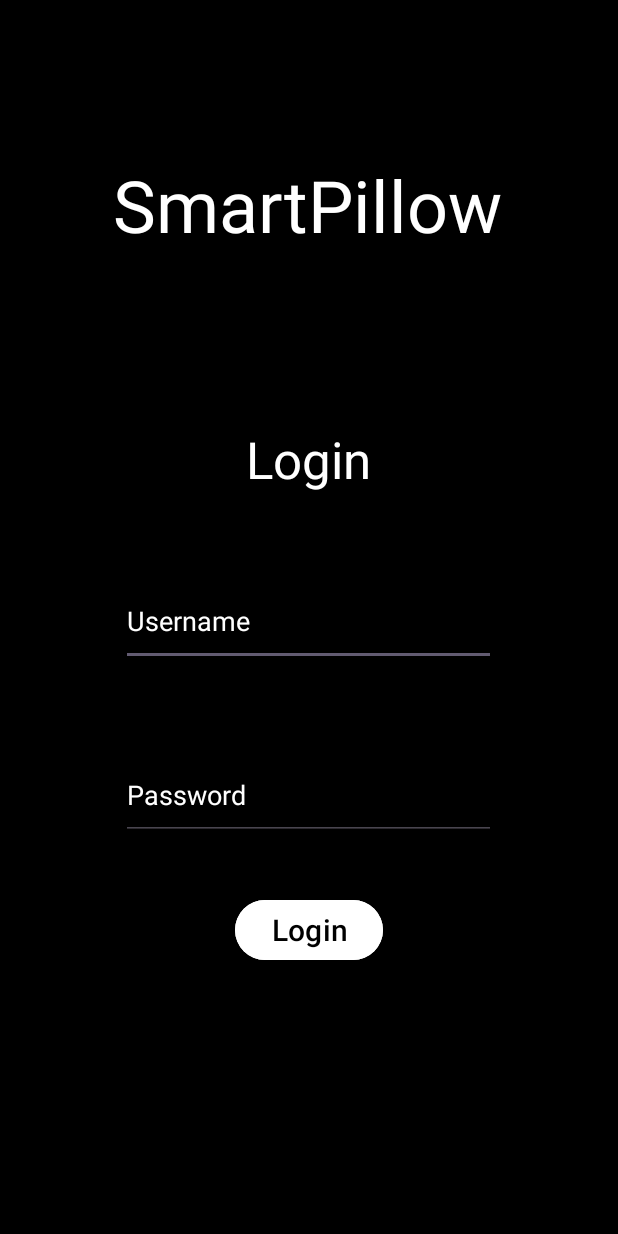
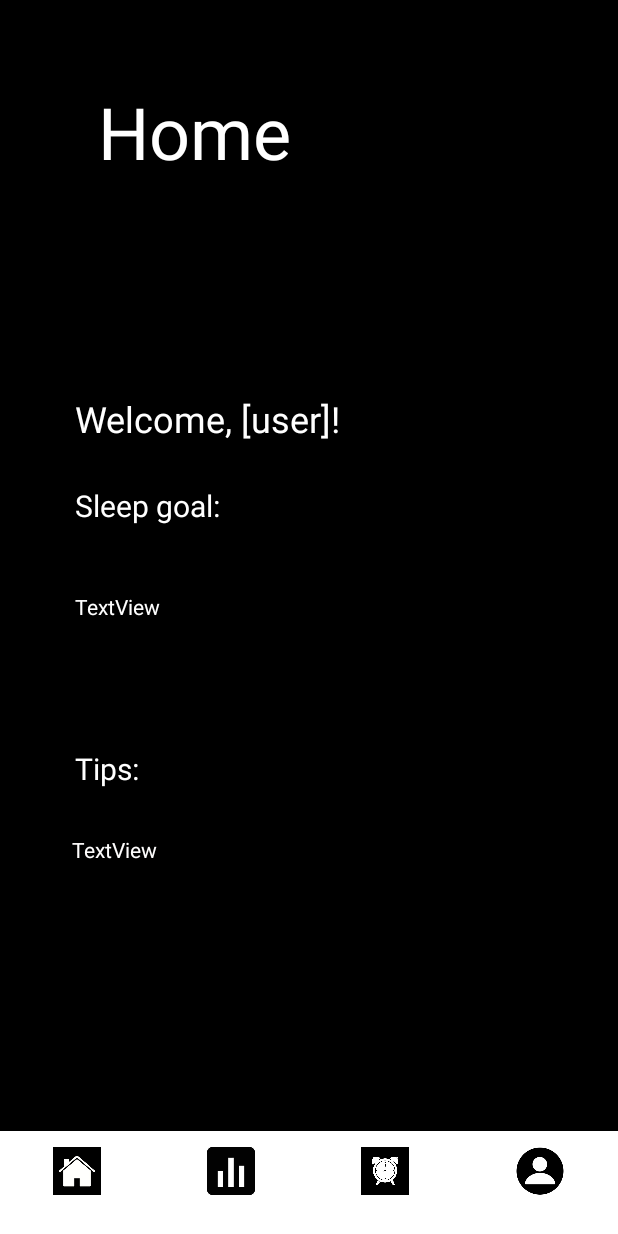
Before and after one commit to AiaA07/SmartPillowProject, an Android app: the screen it shows after launch (LoginPage before the commit, HomePage after it), on a phone screen of 412 x 824 dp. Run offline under Robolectric (Android 15) with nearby library versions, the phone set to English and light mode, and no system bars.

Commit message:
Created Home Page UI

```diff
--- a/app/src/main/AndroidManifest.xml
+++ b/app/src/main/AndroidManifest.xml
@@ -13,6 +13,15 @@
         android:theme="@style/Theme.SmartPillow"
         tools:targetApi="31">
         <activity
+            android:name=".HomePage"
+            android:exported="true">
+            <intent-filter>
+                <action android:name="android.intent.action.MAIN" />
+
+                <category android:name="android.intent.category.LAUNCHER" />
+            </intent-filter>
+        </activity>
+        <activity
             android:name=".LoginPage"
             android:exported="true">
             <intent-filter>
--- /dev/null
+++ b/app/src/main/java/com/example/smartpillow/HomePage.java
@@ -0,0 +1,24 @@
+package com.example.smartpillow;
+
+import android.os.Bundle;
+
+import androidx.activity.EdgeToEdge;
+import androidx.appcompat.app.AppCompatActivity;
+import androidx.core.graphics.Insets;
+import androidx.core.view.ViewCompat;
+import androidx.core.view.WindowInsetsCompat;
+
+public class HomePage extends AppCompatActivity {
+
+    @Override
+    protected void onCreate(Bundle savedInstanceState) {
+        super.onCreate(savedInstanceState);
+        EdgeToEdge.enable(this);
+        setContentView(R.layout.home_page);
+        ViewCompat.setOnApplyWindowInsetsListener(findViewById(R.id.main), (v, insets) -> {
+            Insets systemBars = insets.getInsets(WindowInsetsCompat.Type.systemBars());
+            v.setPadding(systemBars.left, systemBars.top, systemBars.right, systemBars.bottom);
+            return insets;
+        });
+    }
+}
--- /dev/null
+++ b/app/src/main/res/layout/home_page.xml
@@ -0,0 +1,207 @@
+<?xml version="1.0" encoding="utf-8"?>
+<androidx.constraintlayout.widget.ConstraintLayout xmlns:android="http://schemas.android.com/apk/res/android"
+    xmlns:app="http://schemas.android.com/apk/res-auto"
+    xmlns:tools="http://schemas.android.com/tools"
+    android:id="@+id/main"
+    android:layout_width="match_parent"
+    android:layout_height="match_parent"
+    tools:context=".HomePage"
+    android:background="@android:color/black">
+
+    <TextView
+        android:id="@+id/HomeText"
+        android:layout_width="wrap_content"
+        android:layout_height="wrap_content"
+        android:layout_marginTop="48dp"
+        android:text="Home"
+        android:textColor="#FFFFFF"
+        android:textSize="48sp"
+        app:layout_constraintBottom_toTopOf="@+id/WelcomeText"
+        app:layout_constraintEnd_toEndOf="parent"
+        app:layout_constraintHorizontal_bias="0.231"
+        app:layout_constraintStart_toStartOf="parent"
+        app:layout_constraintTop_toTopOf="parent"
+        app:layout_constraintVertical_bias="0.051" />
+
+    <TextView
+        android:id="@+id/WelcomeText"
+        android:layout_width="wrap_content"
+        android:layout_height="wrap_content"
+        android:layout_marginBottom="28dp"
+        android:text="Welcome, [user]!"
+        android:textColor="#FFFFFF"
+        android:textSize="24sp"
+        app:layout_constraintBottom_toTopOf="@+id/SleepGoalText"
+        app:layout_constraintEnd_toEndOf="parent"
+        app:layout_constraintHorizontal_bias="0.212"
+        app:layout_constraintStart_toStartOf="parent" />
+
+    <TextView
+        android:id="@+id/SleepGoalText"
+        android:layout_width="wrap_content"
+        android:layout_height="wrap_content"
+        android:layout_marginBottom="44dp"
+        android:text="Sleep goal:"
+        android:textColor="#FFFFFF"
+        android:textSize="20sp"
+        app:layout_constraintBottom_toTopOf="@+id/GoalTextView"
+        app:layout_constraintEnd_toEndOf="parent"
+        app:layout_constraintHorizontal_bias="0.159"
+        app:layout_constraintStart_toStartOf="parent" />
+
+    <TextView
+        android:id="@+id/TipsText"
+        android:layout_width="54dp"
+        android:layout_height="34dp"
+        android:layout_marginBottom="24dp"
+        android:text="Tips:"
+        android:textColor="#FFFFFF"
+        android:textSize="20sp"
+        app:layout_constraintBottom_toTopOf="@+id/TipsTextView"
+        app:layout_constraintEnd_toEndOf="parent"
+        app:layout_constraintHorizontal_bias="0.14"
+        app:layout_constraintStart_toStartOf="parent" />
+
+    <TextView
+        android:id="@+id/GoalTextView"
+        android:layout_width="265dp"
+        android:layout_height="68dp"
+        android:layout_marginBottom="36dp"
+        android:text="TextView"
+        android:textColor="#FFFFFF"
+        app:layout_constraintBottom_toTopOf="@+id/TipsText"
+        app:layout_constraintEnd_toEndOf="parent"
+        app:layout_constraintHorizontal_bias="0.342"
+        app:layout_constraintStart_toStartOf="parent" />
+
+    <!-- Bottom Navigation -->
+    <TextView
+        android:id="@+id/TipsTextView"
+        android:layout_width="267dp"
+        android:layout_height="81dp"
+        android:layout_marginBottom="116dp"
+        android:text="TextView"
+        android:textColor="#FFFEFE"
+        app:layout_constraintBottom_toTopOf="@+id/linearLayout"
+        app:layout_constraintEnd_toEndOf="parent"
+        app:layout_constraintHorizontal_bias="0.333"
+        app:layout_constraintStart_toStartOf="parent" />
+
+    <LinearLayout
+        android:id="@+id/linearLayout"
+        android:layout_width="match_parent"
+        android:layout_height="70dp"
+        android:background="@android:color/white"
+        android:orientation="horizontal"
+        app:layout_constraintBottom_toBottomOf="parent"
+        app:layout_constraintEnd_toEndOf="parent"
+        app:layout_constraintStart_toStartOf="parent">
+
+        <LinearLayout
+            android:id="@+id/home_tab"
+            android:layout_width="0dp"
+            android:layout_height="match_parent"
+            android:layout_weight="1"
+            android:background="?attr/selectableItemBackground"
+            android:clickable="true"
+            android:focusable="true"
+            android:gravity="center"
+            android:orientation="vertical">
+
+            <ImageView
+                android:layout_width="32dp"
+                android:layout_height="32dp"
+                android:contentDescription="@string/home_icon"
+                android:src="@drawable/home" />
+
+            <TextView
+                android:layout_width="wrap_content"
+                android:layout_height="wrap_content"
+                android:text="@string/home"
+                android:textColor="@android:color/black"
+                android:textSize="12sp" />
+        </LinearLayout>
+
+        <LinearLayout
+            android:id="@+id/stats_tab"
+            android:layout_width="0dp"
+            android:layout_height="match_parent"
+            android:layout_weight="1"
+            android:background="?attr/selectableItemBackground"
+            android:clickable="true"
+            android:focusable="true"
+            android:gravity="center"
+            android:orientation="vertical">
+
+            <ImageView
+                android:layout_width="32dp"
+                android:layout_height="32dp"
+                android:contentDescription="@string/stats_icon"
+                android:src="@drawable/stats" />
+
+            <TextView
+                android:layout_width="wrap_content"
+                android:layout_height="wrap_content"
+                android:text="@string/stats"
+                android:textColor="@android:color/black"
+                android:textSize="12sp" />
+        </LinearLayout>
+
+        <LinearLayout
+            android:id="@+id/alarm_tab"
+            android:layout_width="0dp"
+            android:layout_height="match_parent"
+            android:layout_weight="1"
+            android:background="?attr/selectableItemBackground"
+            android:clickable="true"
+            android:focusable="true"
+            android:gravity="center"
+            android:orientation="vertical">
+
+            <ImageView
+                android:layout_width="32dp"
+                android:layout_height="32dp"
+                android:contentDescription="@string/alarm_icon"
+                android:src="@drawable/alarm" />
+
+            <TextView
+                android:layout_width="wrap_content"
+                android:layout_height="wrap_content"
+                android:text="@string/alarm"
+                android:textColor="@android:color/black"
+                android:textSize="12sp" />
+        </LinearLayout>
+
+        <LinearLayout
+            android:id="@+id/profile_tab"
+            android:layout_width="0dp"
+            android:layout_height="match_parent"
+            android:layout_weight="1"
+            android:background="?attr/selectableItemBackground"
+            android:clickable="true"
+            android:focusable="true"
+            android:gravity="center"
+            android:orientation="vertical">
+
+            <ImageView
+                android:layout_width="32dp"
+                android:layout_height="32dp"
+                android:contentDescription="@string/profile_icon"
+                android:src="@drawable/profile" />
+
+            <TextView
+                android:layout_width="wrap_content"
+                android:layout_height="wrap_content"
+                android:text="@string/profile"
+                android:textColor="@android:color/black"
+                android:textSize="12sp" />
+        </LinearLayout>
+
+
+
+
+
+    </LinearLayout>
+
+
+</androidx.constraintlayout.widget.ConstraintLayout>
--- a/app/src/main/res/values/strings.xml
+++ b/app/src/main/res/values/strings.xml
@@ -7,4 +7,12 @@
     <string name="username_input_field" />
     <string name="password" />
     <string name="password_input_field" />
+    <string name="alarm_icon" />
+    <string name="alarm" />
+    <string name="stats_icon" />
+    <string name="stats" />
+    <string name="home_icon" />
+    <string name="home" />
+    <string name="profile" />
+    <string name="profile_icon" />
 </resources>
```
Also changed, not shown: app/src/main/res/drawable/alarm.jpg (added), app/src/main/res/drawable/home.jpg (added), app/src/main/res/drawable/profile.png (added), app/src/main/res/drawable/stats.png (added).
